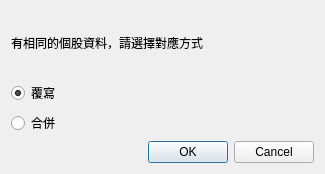
First picture: the form in QtDuplicateOptionDialog.ui, repository foxking0416/PythonStockPrice, before the edit.
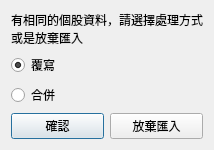
Second picture: the form after the edit.

Commit message: 修改UI

Diff of the .ui file:
```diff
--- a/QtDuplicateOptionDialog.ui
+++ b/QtDuplicateOptionDialog.ui
@@ -6,8 +6,8 @@
    <rect>
     <x>0</x>
     <y>0</y>
-    <width>325</width>
-    <height>174</height>
+    <width>210</width>
+    <height>135</height>
    </rect>
   </property>
   <property name="windowTitle">
@@ -17,7 +17,8 @@
    <item>
     <widget class="QLabel" name="label">
      <property name="text">
-      <string>有相同的個股資料，請選擇對應方式</string>
+      <string>有相同的個股資料，請選擇處理方式
+或是放棄匯入</string>
      </property>
     </widget>
    </item>
@@ -39,14 +40,22 @@
     </widget>
    </item>
    <item>
-    <widget class="QDialogButtonBox" name="qtOkButtonBox">
-     <property name="orientation">
-      <enum>Qt::Horizontal</enum>
-     </property>
-     <property name="standardButtons">
-      <set>QDialogButtonBox::Cancel|QDialogButtonBox::Ok</set>
-     </property>
-    </widget>
+    <layout class="QHBoxLayout" name="horizontalLayout">
+     <item>
+      <widget class="QPushButton" name="qtOkPushButton">
+       <property name="text">
+        <string>確認</string>
+       </property>
+      </widget>
+     </item>
+     <item>
+      <widget class="QPushButton" name="qtCancelPushButton">
+       <property name="text">
+        <string>放棄匯入</string>
+       </property>
+      </widget>
+     </item>
+    </layout>
    </item>
   </layout>
  </widget>
```
Left out of the diff: 37 changed lines with no effect on the pictures. The commit also changes 2 other files.
